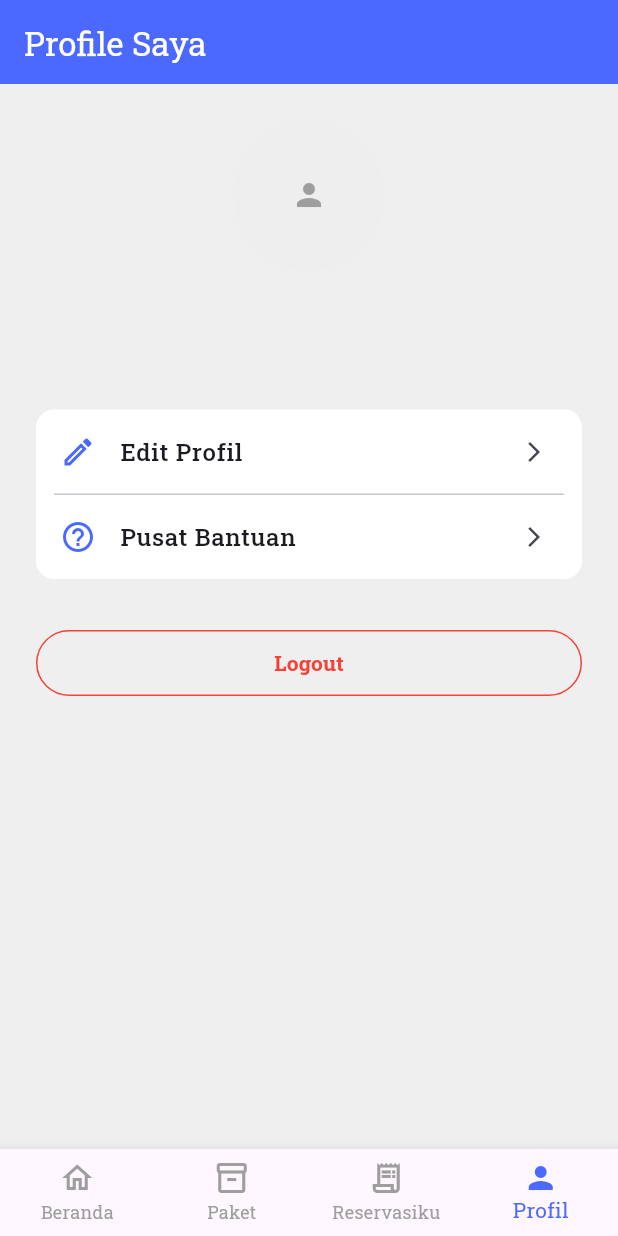
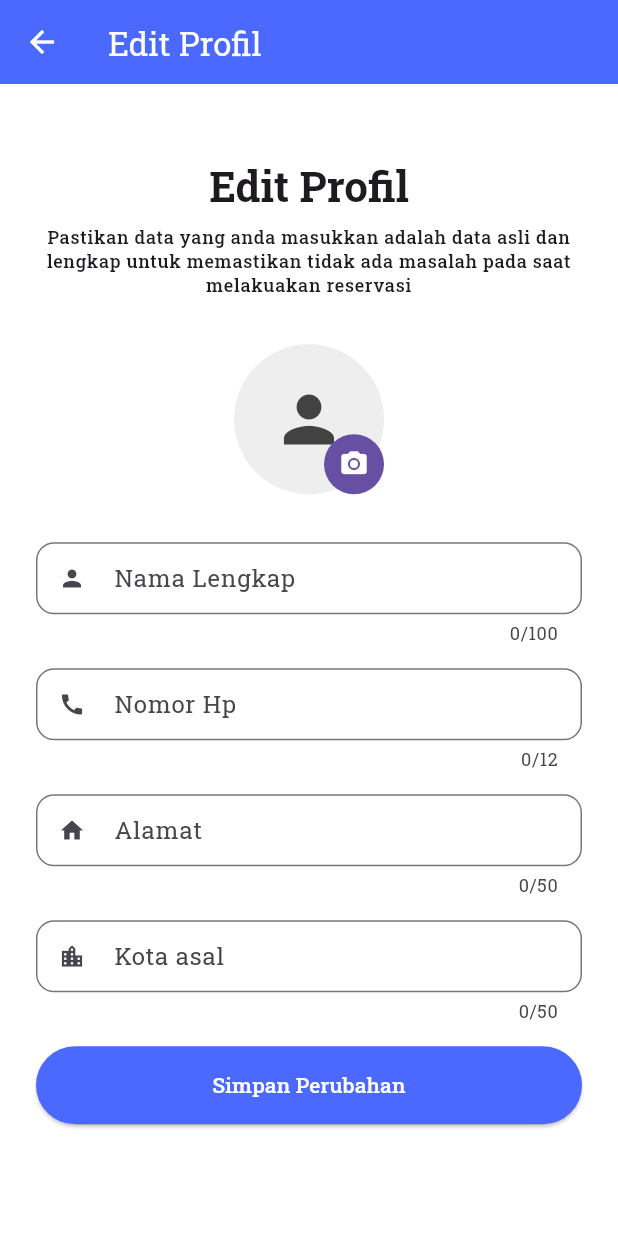
Before and after one commit to NotDaniArya/project_wedding_organizer, a Flutter app: the screen it shows once a user with an empty profile is signed in, item 4 of the bottom bar chosen, after a tap on "Edit Profil", on a phone screen of 412 x 824 dp. Run offline on Flutter 3.47's test engine with Material 3 defaults, Android fonts, the phone set to English and light mode, and no system bars; our stand-ins replace carousel_slider, flutter_riverpod, font_awesome_flutter, google_fonts, image_cropper, image_picker and 2 more; accounts and stored records are empty; network calls fail.

Commit message:
feat : edit_profile_screen.dart dan help_center_screen.dart sudah selesai

```diff
--- a/lib/core/services/auth_service.dart
+++ b/lib/core/services/auth_service.dart
@@ -18,7 +18,7 @@ class AuthService {
     File? avatarFile,
   }) async {
     try {
-      // 1. Buat user baru di Supabase Auth
+      // Buat user baru di Supabase Auth
       final res = await _auth.signUp(email: email, password: password);
 
       // Jika user berhasil dibuat, lanjutkan
--- a/lib/features/beranda/viewmodels/packages_viewmodel.dart
+++ b/lib/features/beranda/viewmodels/packages_viewmodel.dart
@@ -4,7 +4,7 @@ import '../../../core/models/packages.dart';
 import '../../../core/services/packages_service.dart';
 
 /*
-======= Get list paket =======
+======= provider untuk package service =======
  */
 
 // Enum untuk membuat parameter lebih aman dan mudah dibaca
@@ -31,11 +31,11 @@ final packagesProvider = FutureProvider.family<List<Packages>, PackageFilter>((
 });
 
 /*
-======= Get list paket end =======
+======= provider untuk package service end =======
  */
 
 /*
-======= Get detail paket =======
+======= provider untuk detail package =======
  */
 
 final packageDetailProvider = FutureProvider.family<Packages, String>((
@@ -46,5 +46,5 @@ final packageDetailProvider = FutureProvider.family<Packages, String>((
 });
 
 /*
-======= Get detail paket end =======
+======= provider untuk detail package end =======
  */
--- a/lib/features/beranda/viewmodels/profile_viewmodel.dart
+++ b/lib/features/beranda/viewmodels/profile_viewmodel.dart
@@ -3,7 +3,7 @@ import 'package:project_v/core/models/profile.dart';
 import 'package:project_v/core/services/profile_service.dart';
 
 /*
-======= Get Profile untuk profile user =======
+======= provider untuk profile service =======
  */
 
 final profileServiceProvider = Provider((ref) => ProfileService());
--- a/lib/features/detail_paket/views/detail_screen.dart
+++ b/lib/features/detail_paket/views/detail_screen.dart
@@ -1,6 +1,7 @@
 import 'package:flutter/material.dart';
 import 'package:flutter_riverpod/flutter_riverpod.dart';
 import 'package:font_awesome_flutter/font_awesome_flutter.dart';
+import 'package:project_v/app/utils/helper_function/my_helper_function.dart';
 import 'package:project_v/features/beranda/viewmodels/packages_viewmodel.dart';
 
 import '../../../app/utils/constants/colors.dart';
@@ -168,7 +169,9 @@ class DetailScreen extends ConsumerWidget {
       ),
       floatingActionButton: FloatingActionButton(
         foregroundColor: Colors.white,
-        onPressed: () {},
+        onPressed: () {
+          MyHelperFunction.launchURL('https://wa.me/6282188971812');
+        },
         backgroundColor: Colors.green.shade400,
         child: const FaIcon(FontAwesomeIcons.whatsapp),
       ),
--- /dev/null
+++ b/lib/features/profile/views/edit_profile_screen.dart
@@ -0,0 +1,190 @@
+import 'dart:io';
+
+import 'package:flutter/material.dart';
+import 'package:flutter_riverpod/flutter_riverpod.dart';
+import 'package:project_v/app/utils/helper_function/my_helper_function.dart';
+import 'package:project_v/core/models/profile.dart';
+import 'package:project_v/features/profile/viewmodels/edit_profile_viewmodel.dart';
+import 'package:project_v/shared_widgets/input_text_field.dart';
+import 'package:project_v/shared_widgets/profile_image_picker.dart';
+
+import '../../../app/utils/constants/colors.dart';
+import '../../../app/utils/constants/sizes.dart';
+
+class EditProfileScreen extends ConsumerStatefulWidget {
+  const EditProfileScreen({super.key, required this.profile});
+
+  final Profile profile;
+
+  @override
+  ConsumerState<EditProfileScreen> createState() => _EditProfileScreen();
+}
+
+class _EditProfileScreen extends ConsumerState<EditProfileScreen> {
+  final _form = GlobalKey<FormState>();
+  late final TextEditingController _fullNameController;
+  late final TextEditingController _phoneController;
+  late final TextEditingController _addressController;
+  late final TextEditingController _cityController;
+  File? _selectedImage;
+
+  @override
+  void initState() {
+    super.initState();
+
+    // Inisialisasi controller dengan data profil yang ada
+    _fullNameController = TextEditingController(text: widget.profile.full_name);
+    _phoneController = TextEditingController(text: widget.profile.no_hp);
+    _addressController = TextEditingController(text: widget.profile.address);
+    _cityController = TextEditingController(text: widget.profile.city);
+  }
+
+  @override
+  void dispose() {
+    // dispose controller supaya tidak memory leak
+    _fullNameController.dispose();
+    _phoneController.dispose();
+    _addressController.dispose();
+    _cityController.dispose();
+    super.dispose();
+  }
+
+  void _submitEditProfile() {
+    final isValid = _form.currentState!.validate();
+
+    if (!isValid) {
+      return;
+    }
+
+    ref
+        .read(editProfileViewModelProvider.notifier)
+        .editProfile(
+          fullName: _fullNameController.text.trim(),
+          no_hp: _phoneController.text.trim(),
+          address: _addressController.text.trim(),
+          city: _cityController.text.trim(),
+          newAvatarFile: _selectedImage,
+          onSuccess: () {
+            MyHelperFunction.toastNotification(
+              'Profil berhasil diperbarui!',
+              true,
+              context,
+            );
+            Navigator.pop(context);
+          },
+          onError: (error) =>
+              MyHelperFunction.toastNotification(error, false, context),
+        );
+  }
+
+  @override
+  Widget build(BuildContext context) {
+    final isLoading = ref.watch(editProfileViewModelProvider);
+
+    return Scaffold(
+      backgroundColor: Colors.white,
+      appBar: AppBar(
+        title: const Text('Edit Profil'),
+        backgroundColor: TColors.primaryColor,
+        foregroundColor: Colors.white,
+      ),
+      body: SafeArea(
+        child: Center(
+          child: SingleChildScrollView(
+            padding: const EdgeInsets.symmetric(horizontal: 24.0),
+            child: Form(
+              key: _form,
+              child: Container(
+                margin: const EdgeInsets.only(bottom: 45),
+                child: Column(
+                  mainAxisAlignment: MainAxisAlignment.center,
+                  crossAxisAlignment: CrossAxisAlignment.stretch,
+                  children: [
+                    const SizedBox(height: 20),
+                    Text(
+                      'Edit Profil',
+                      textAlign: TextAlign.center,
+                      style: Theme.of(context).textTheme.headlineMedium!
+                          .copyWith(fontWeight: FontWeight.bold),
+                    ),
+                    const SizedBox(height: TSizes.spaceBtwItems / 2),
+                    Text(
+                      'Pastikan data yang anda masukkan adalah data asli dan lengkap untuk memastikan tidak ada masalah pada saat melakuakan reservasi',
+                      textAlign: TextAlign.center,
+                      style: Theme.of(context).textTheme.labelMedium,
+                    ),
+                    const SizedBox(height: TSizes.spaceBtwSections),
+
+                    // widget profile image picker
+                    ProfileImagePicker(
+                      initialImageUrl: widget.profile.avatar_url,
+                      onImageSelected: (image) {
+                        setState(() {
+                          _selectedImage = image;
+                        });
+                      },
+                    ),
+                    const SizedBox(height: TSizes.spaceBtwSections),
+                    TInputTextField(
+                      controller: _fullNameController,
+                      labelText: 'Nama Lengkap',
+                      maxLength: 100,
+                      minLength: 4,
+                      icon: Icons.person,
+                      inputType: TextInputType.name,
+                    ),
+                    const SizedBox(height: TSizes.spaceBtwItems),
+                    TInputTextField(
+                      controller: _phoneController,
+                      labelText: 'Nomor Hp',
+                      icon: Icons.call,
+                      maxLength: 12,
+                      minLength: 10,
+                      inputType: TextInputType.number,
+                    ),
+                    const SizedBox(height: TSizes.spaceBtwItems),
+                    TInputTextField(
+                      controller: _addressController,
+                      labelText: 'Alamat',
+                      maxLength: 50,
+                      icon: Icons.home,
+                      inputType: TextInputType.text,
+                    ),
+                    const SizedBox(height: TSizes.spaceBtwItems),
+                    TInputTextField(
+                      controller: _cityController,
+                      labelText: 'Kota asal',
+                      maxLength: 50,
+                      icon: Icons.location_city,
+                      inputType: TextInputType.text,
+                    ),
+
+                    const SizedBox(height: TSizes.spaceBtwSections / 2),
+                    SizedBox(
+                      width: double.infinity,
+                      child: isLoading
+                          ? const Center(child: CircularProgressIndicator())
+                          : ElevatedButton(
+                              onPressed: _submitEditProfile,
+                              style: ElevatedButton.styleFrom(
+                                backgroundColor: TColors.primaryColor,
+                                padding: const EdgeInsets.symmetric(
+                                  vertical: 16,
+                                ),
+                              ),
+                              child: const Text(
+                                'Simpan Perubahan',
+                                style: TextStyle(color: Colors.white),
+                              ),
+                            ),
+                    ),
+                  ],
+                ),
+              ),
+            ),
+          ),
+        ),
+      ),
+    );
+  }
+}
--- a/lib/features/profile/views/profile_screen.dart
+++ b/lib/features/profile/views/profile_screen.dart
@@ -8,6 +8,8 @@ import 'package:project_v/shared_widgets/menu_item.dart';
 
 import '../../auth/viewmodels/auth_viewmodel.dart';
 import '../../auth/views/login_screen.dart';
+import '../../help_center/views/help_center_screen.dart';
+import 'edit_profile_screen.dart';
 
 class ProfileScreen extends ConsumerWidget {
   const ProfileScreen({super.key});
@@ -91,14 +93,25 @@ class ProfileScreen extends ConsumerWidget {
                       MenuItem(
                         icon: Icons.edit_outlined,
                         title: 'Edit Profil',
-                        onTap: () {},
+                        onTap: () {
+                          Navigator.of(context).push(
+                            MaterialPageRoute(
+                              builder: (context) =>
+                                  EditProfileScreen(profile: profile),
+                            ),
+                          );
+                        },
                       ),
                       const Divider(height: 1, indent: 12, endIndent: 12),
                       MenuItem(
                         icon: Icons.help_outline,
                         title: 'Pusat Bantuan',
                         onTap: () {
-                          // TODO: Navigasi ke halaman Favorit
+                          Navigator.of(context).push(
+                            MaterialPageRoute(
+                              builder: (context) => const HelpCenterScreen(),
+                            ),
+                          );
                         },
                       ),
                     ],
--- a/lib/shared_widgets/input_text_field.dart
+++ b/lib/shared_widgets/input_text_field.dart
@@ -6,12 +6,13 @@ class TInputTextField extends StatelessWidget {
     required this.labelText,
     required this.icon,
     required this.inputType,
-    required this.onSaved,
+    this.onSaved,
     this.minLength = 6,
     this.maxLength = 30,
     this.autoCorrect = false,
     this.enableSuggestions = false,
     this.obscureText = false,
+    this.controller,
   });
 
   final String labelText;
@@ -21,12 +22,14 @@ class TInputTextField extends StatelessWidget {
   final TextInputType inputType;
   final bool autoCorrect;
   final bool enableSuggestions;
-  final void Function(String? value) onSaved;
+  final void Function(String? value)? onSaved;
   final bool obscureText;
+  final TextEditingController? controller;
 
   @override
   Widget build(BuildContext context) {
     return TextFormField(
+      controller: controller,
       decoration: InputDecoration(
         labelText: labelText,
         isDense: true,
--- a/lib/shared_widgets/profile_image_picker.dart
+++ b/lib/shared_widgets/profile_image_picker.dart
@@ -5,9 +5,14 @@ import 'package:image_cropper/image_cropper.dart';
 import 'package:image_picker/image_picker.dart';
 
 class ProfileImagePicker extends StatefulWidget {
-  const ProfileImagePicker({super.key, required this.onImageSelected});
+  const ProfileImagePicker({
+    super.key,
+    required this.onImageSelected,
+    this.initialImageUrl,
+  });
 
   final void Function(File image) onImageSelected;
+  final String? initialImageUrl;
 
   @override
   State<ProfileImagePicker> createState() => _ProfileImagePickerState();
@@ -55,16 +60,22 @@ class _ProfileImagePickerState extends State<ProfileImagePicker> {
 
   @override
   Widget build(BuildContext context) {
+    ImageProvider? backgroundImage;
+    if (_pickedImageFile != null) {
+      backgroundImage = FileImage(_pickedImageFile!);
+    } else if (widget.initialImageUrl != null &&
+        widget.initialImageUrl!.isNotEmpty) {
+      backgroundImage = NetworkImage(widget.initialImageUrl!);
+    }
+
     return Center(
       child: Stack(
         children: [
           CircleAvatar(
             radius: 50,
             backgroundColor: Colors.grey.shade200,
-            backgroundImage: _pickedImageFile != null
-                ? FileImage(_pickedImageFile!)
-                : null,
-            child: _pickedImageFile == null
+            backgroundImage: backgroundImage,
+            child: backgroundImage == null
                 ? Icon(Icons.person, size: 50, color: Colors.grey.shade800)
                 : null,
           ),
--- a/pubspec.yaml
+++ b/pubspec.yaml
@@ -44,6 +44,7 @@ dependencies:
   carousel_slider: ^5.1.1
   intl: ^0.20.2
   font_awesome_flutter: ^10.8.0
+  url_launcher: ^6.3.2
 
 dev_dependencies:
   flutter_test:
```
Also changed, not shown: lib/app/utils/helper_function/my_helper_function.dart (+9 -0 lines), lib/core/services/profile_service.dart (+65 -0 lines), lib/features/help_center/views/help_center_screen.dart (added, +138 -0 lines), lib/features/profile/viewmodels/edit_profile_viewmodel.dart (added, +48 -0 lines), pubspec.lock.
